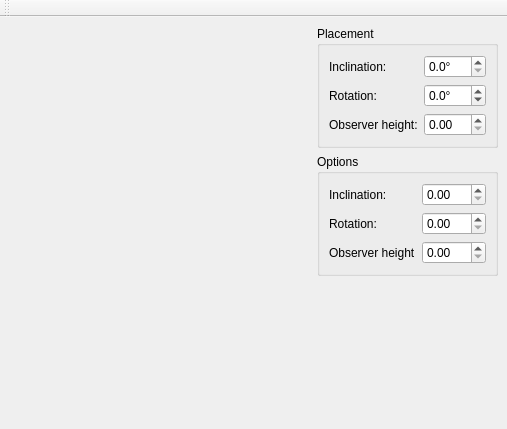
Before: the Qt Designer form src/cartonizermainwindow.ui in aportale/cartonizer, drawn with Qt 5.
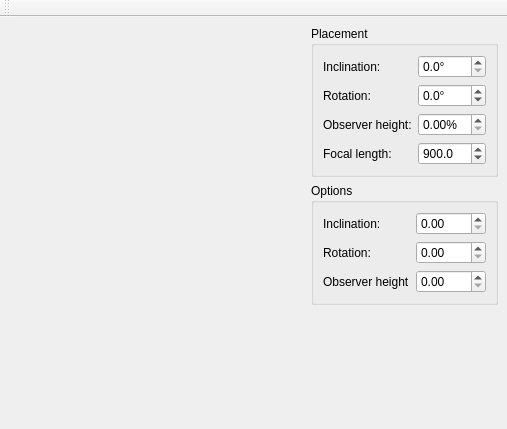
After: the same form once the commit is applied. Custom widgets are drawn as their Qt base class.

Commit message: Editable focal length. (I'm not yet sure if focal length is the correct term)

```diff
--- a/src/cartonizermainwindow.ui
+++ b/src/cartonizermainwindow.ui
@@ -116,7 +116,40 @@
            </widget>
           </item>
           <item row="2" column="1" >
-           <widget class="QDoubleSpinBox" name="doubleSpinBox_3" />
+           <widget class="QDoubleSpinBox" name="doubleSpinBox_3" >
+            <property name="suffix" >
+             <string>%</string>
+            </property>
+           </widget>
+          </item>
+          <item row="3" column="0" >
+           <widget class="QLabel" name="label_7" >
+            <property name="text" >
+             <string>Focal length:</string>
+            </property>
+           </widget>
+          </item>
+          <item row="3" column="1" >
+           <widget class="QDoubleSpinBox" name="m_focalLengthSpinbox" >
+            <property name="wrapping" >
+             <bool>true</bool>
+            </property>
+            <property name="suffix" >
+             <string/>
+            </property>
+            <property name="decimals" >
+             <number>1</number>
+            </property>
+            <property name="minimum" >
+             <double>100.000000000000000</double>
+            </property>
+            <property name="maximum" >
+             <double>1500.000000000000000</double>
+            </property>
+            <property name="value" >
+             <double>900.000000000000000</double>
+            </property>
+           </widget>
           </item>
          </layout>
         </widget>
```
The commit also changes 6 other files.
